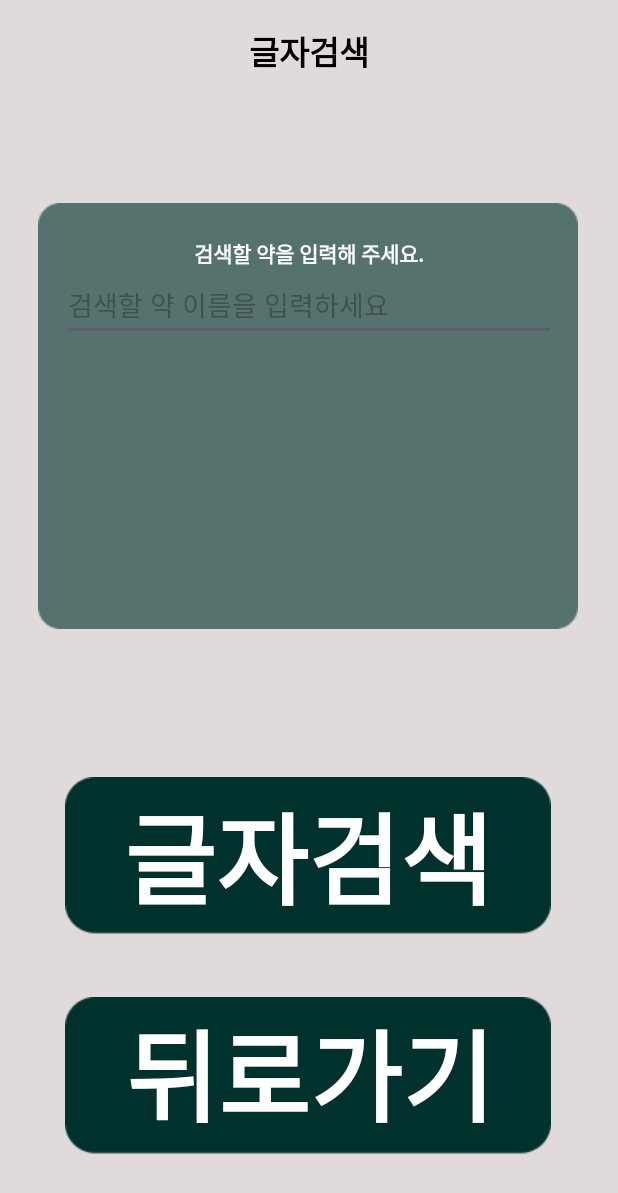
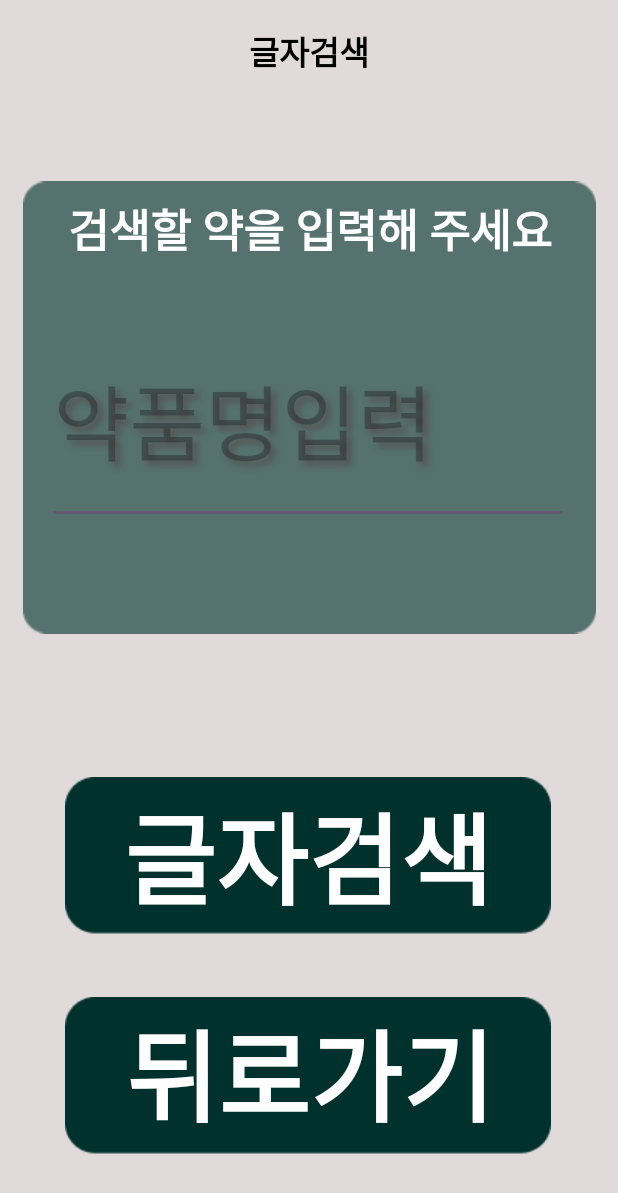
Before and after one commit to ju2hong/YouEye, an Android app: the TextSearchActivity screen opened directly, with no data from a screen before it, on a phone screen of 412 x 824 dp. Shown: the top 1193 px of the screen. Run offline under Robolectric (Android 15) with nearby library versions, the phone set to English and light mode, and no system bars; libraries missing offline, so code that uses them is left out: com.opencsv.

Commit message:
약품검색명크기수정

```diff
--- a/app/src/main/res/layout/activity_textsearch.xml
+++ b/app/src/main/res/layout/activity_textsearch.xml
@@ -24,21 +24,21 @@
 
     <ImageView
         android:id="@+id/maintext"
-        android:layout_width="wrap_content"
-        android:layout_height="wrap_content"
+        android:layout_width="382dp"
+        android:layout_height="366dp"
         app:layout_constraintBottom_toBottomOf="parent"
         app:layout_constraintEnd_toEndOf="parent"
-        app:layout_constraintHorizontal_bias="0.49"
         app:layout_constraintStart_toStartOf="parent"
         app:layout_constraintTop_toTopOf="parent"
-        app:layout_constraintVertical_bias="0.25"
+        app:layout_constraintVertical_bias="0.194"
         app:srcCompat="@drawable/inserttext" />
 
     <TextView
         android:id="@+id/insertText"
         android:layout_width="wrap_content"
         android:layout_height="wrap_content"
-        android:text="검색할 약을 입력해 주세요."
+        android:text="검색할 약을 입력해 주세요"
+        android:textSize="30sp"
         android:textAlignment="center"
         android:textColor="@color/white"
         android:textStyle="bold"
@@ -47,20 +47,28 @@
         app:layout_constraintHorizontal_bias="0.502"
         app:layout_constraintStart_toStartOf="@+id/maintext"
         app:layout_constraintTop_toTopOf="@+id/maintext"
-        app:layout_constraintVertical_bias="0.087" />
+        app:layout_constraintVertical_bias="0.129" />
 
     <EditText
         android:id="@+id/editTextSearch"
-        android:layout_width="0dp"
-        android:layout_height="wrap_content"
-        android:hint="검색할 약 이름을 입력하세요"
+        android:layout_width="348dp"
+        android:layout_height="138dp"
+        android:layout_marginTop="36dp"
+        android:hint="약품명입력"
         android:inputType="text"
+        android:paddingTop="20dp"
+        android:paddingBottom="20dp"
+        android:shadowColor="#555555"
+        android:shadowDx="5"
+        android:shadowDy="5"
+        android:shadowRadius="5"
+        android:textColor="#000000"
+        android:textSize="55sp"
+        app:layout_constraintEnd_toEndOf="parent"
+        app:layout_constraintHorizontal_bias="0.492"
+        app:layout_constraintStart_toStartOf="parent"
         app:layout_constraintTop_toBottomOf="@id/insertText"
-        app:layout_constraintStart_toStartOf="parent"
-        app:layout_constraintEnd_toEndOf="parent"
-        app:layout_constraintHorizontal_bias="0.5"
-        app:layout_constraintWidth_percent="0.8"
-        app:layout_constraintVertical_bias="0.05"/>
+        app:layout_constraintWidth_percent="0.8" />
 
     <ImageButton
         android:id="@+id/search_button"
```
